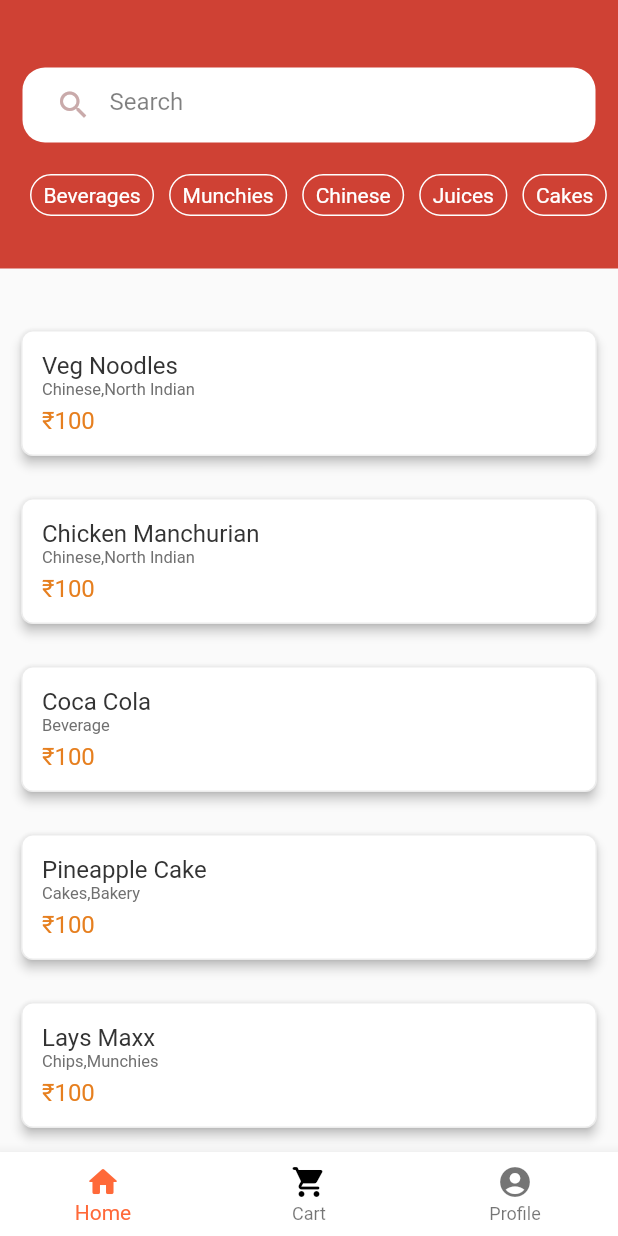
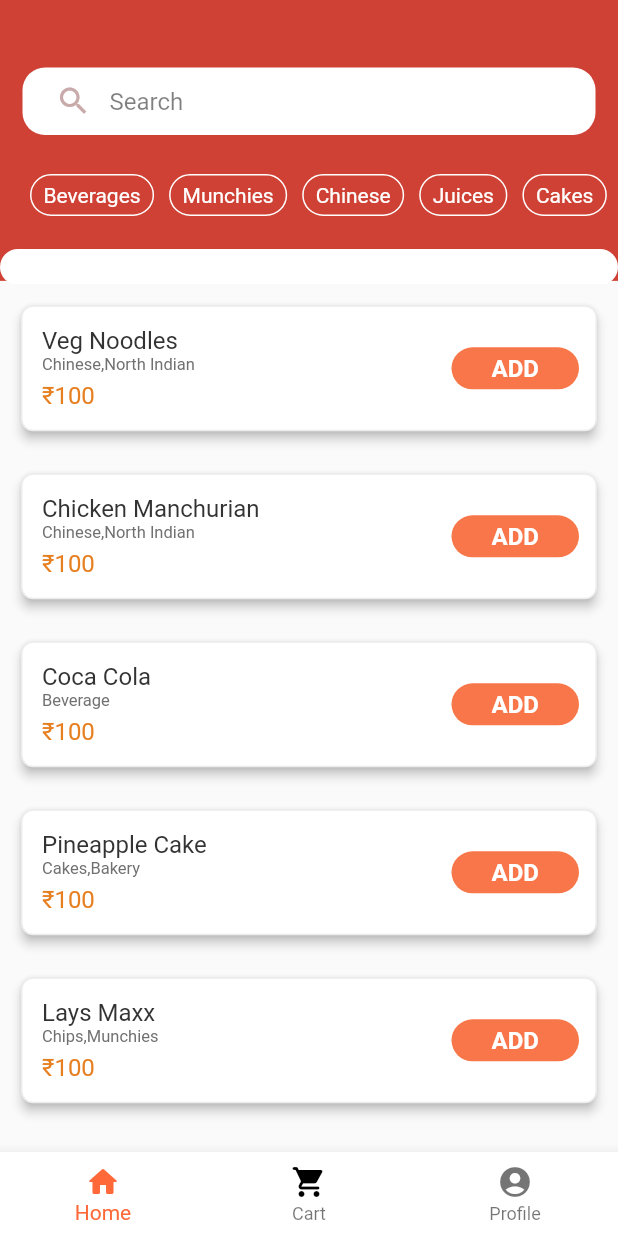
Before and after one commit to architsangal/foodfast, a Flutter app: the MainScreen screen opened directly, on a phone screen of 412 x 824 dp. Run offline on Flutter 3.47's test engine with Material 2 defaults, Android fonts, the phone set to English and light mode, and no system bars; our stand-ins replace cloud_firestore, email_validator, firebase_auth, firebase_core, toast; accounts and stored records are empty.

Commit message:
built the home and cart pages

```diff
--- a/lib/main.dart
+++ b/lib/main.dart
@@ -19,14 +19,14 @@ class MyApp extends StatelessWidget {
   Widget build(BuildContext context) {
     return MaterialApp(
       debugShowCheckedModeBanner: false,
-      home: Home(),
+      home: App(),
     );
   }
 }
 
-class Home extends StatelessWidget {
+class App extends StatelessWidget {
   final Future<FirebaseApp> _initialization = Firebase.initializeApp();
-  Home({Key? key}) : super(key: key);
+  App({Key? key}) : super(key: key);
 
   @override
   Widget build(BuildContext context) {
--- a/lib/header_with_seachbox.dart
+++ b/lib/screens/home/components/header_with_seachbox.dart
@@ -1,6 +1,7 @@
+// ignore_for_file: must_be_immutable, sized_box_for_whitespace
+
 import 'package:flutter/material.dart';
-
-import '../../../constants.dart';
+import 'package:foodfast/screens/constants.dart';
 
 class HeaderWithSearchBox extends StatelessWidget {
   List categories = [
@@ -24,8 +25,9 @@ class HeaderWithSearchBox extends StatelessWidget {
   Widget build(BuildContext context) {
     return Container(
       // It will cover 20% of our total height
-      height: size.height * 0.25,
+      height: size.height * 0.23,
       child: Stack(
+        fit: StackFit.loose,
         children: <Widget>[
           Container(
             padding: const EdgeInsets.only(
@@ -33,7 +35,7 @@ class HeaderWithSearchBox extends StatelessWidget {
               right: kDefaultPadding,
               bottom: 36 + kDefaultPadding,
             ),
-            height: size.height * 0.25 - 27,
+            height: size.height * 0.26 - 27,
             decoration: const BoxDecoration(
               color: Color(0xFFCF4134),
               borderRadius: BorderRadius.only(
@@ -50,7 +52,7 @@ class HeaderWithSearchBox extends StatelessWidget {
               alignment: Alignment.center,
               margin: const EdgeInsets.symmetric(horizontal: 15),
               padding: const EdgeInsets.symmetric(horizontal: 10),
-              height: 50,
+              height: 45,
               decoration: BoxDecoration(
                 color: Colors.white,
                 borderRadius: BorderRadius.circular(15),
@@ -97,7 +99,7 @@ class HeaderWithSearchBox extends StatelessWidget {
                   itemBuilder: (context, index) {
                     return InkWell(
                       onTap: () {
-                            print(categories[index]);
+                        // print(categories[index]);
                       },
                       child: Container(
                         padding: const EdgeInsets.symmetric(
@@ -121,7 +123,20 @@ class HeaderWithSearchBox extends StatelessWidget {
                         ),
                       ),
                     );
-                      }))),
+                  }),
+            ),
+          ),
+          Positioned(
+            top: 166,
+            child: Container(
+              width: MediaQuery.of(context).size.width,
+              height: 24,
+              decoration: BoxDecoration(
+                color: Colors.white,
+                borderRadius: BorderRadius.circular(30),
+              ),
+            ),
+          )
         ],
       ),
     );
--- /dev/null
+++ b/lib/screens/home/components/home.dart
@@ -0,0 +1,180 @@
+// ignore_for_file: sort_child_properties_last, unused_import, import_of_legacy_library_into_null_safe
+
+import 'package:cloud_firestore/cloud_firestore.dart';
+import 'package:flutter/material.dart';
+
+import 'header_with_seachbox.dart';
+
+class Product {
+  String name;
+  String category;
+
+  Product({required this.name, required this.category});
+}
+
+class Home extends StatefulWidget {
+  const Home({Key? key}) : super(key: key);
+
+  @override
+  State<StatefulWidget> createState() {
+    return _HomeState();
+  }
+}
+
+class _HomeState extends State<Home> {
+  int numberOfItems = 0;
+  List<Product> items = [
+    Product(name: 'Veg Noodles', category: "Chinese,North Indian"),
+    Product(name: 'Chicken Manchurian', category: "Chinese,North Indian"),
+    Product(name: 'Coca Cola', category: "Beverage"),
+    Product(name: 'Pineapple Cake', category: "Cakes,Bakery"),
+    Product(name: 'Lays Maxx', category: "Chips,Munchies")
+  ];
+
+  Widget personDetailCard(Product p) {
+    return Padding(
+      padding: const EdgeInsets.all(10.0),
+      child: Card(
+        color: Colors.white,
+        elevation: 3,
+        shape: RoundedRectangleBorder(
+          borderRadius: BorderRadius.circular(8),
+          side: BorderSide(
+            color: Colors.grey.withOpacity(0.2),
+            width: 1,
+          ),
+        ),
+        shadowColor: Colors.black,
+        child: Padding(
+          padding: const EdgeInsets.all(12),
+          child: Row(
+            children: <Widget>[
+              Padding(
+                  padding: const EdgeInsets.all(2),
+                  child: Column(
+                    crossAxisAlignment: CrossAxisAlignment.start,
+                    children: <Widget>[
+                      Text(
+                        p.name,
+                        style: const TextStyle(
+                            color: Color(0xFF333333), fontSize: 16),
+                      ),
+                      Text(
+                        p.category,
+                        style: const TextStyle(
+                            color: Color(0xFF707070), fontSize: 11),
+                      ),
+                      const SizedBox(
+                        height: 5,
+                      ),
+                      const Text(
+                        "₹100",
+                        style:
+                            TextStyle(color: Color(0xFFE67F1F), fontSize: 16),
+                      )
+                    ],
+                  )),
+              const Spacer(),
+              // The Below container widget is the "COUNTER WIDGET"..
+              Container(
+                height: 28,
+                width: 85,
+                padding: const EdgeInsets.fromLTRB(3, 3, 3, 3),
+                decoration: BoxDecoration(
+                    borderRadius: BorderRadius.circular(18),
+                    color: const Color(0xFFF8774A)),
+                child: numberOfItems > 0
+                    ? Row(
+                        mainAxisAlignment: MainAxisAlignment
+                            .spaceAround, // use whichever suits your need
+
+                        children: [
+                          InkWell(
+                              onTap: () {
+                                setState(() {
+                                  numberOfItems--;
+                                });
+                              },
+                              child: const Icon(
+                                Icons.remove,
+                                color: Colors.white,
+                                size: 17,
+                              )),
+                          //  SizedBox(width: 17),
+                          Text(
+                            '$numberOfItems',
+                            style: const TextStyle(
+                                color: Colors.white, fontSize: 17),
+                          ),
+                          //  SizedBox(width: 17),
+                          InkWell(
+                              onTap: () {
+                                setState(() {
+                                  numberOfItems++;
+                                });
+                              },
+                              child: const Icon(
+                                Icons.add,
+                                color: Colors.white,
+                                size: 17,
+                              )),
+                        ],
+                      )
+                    : TextButton(
+                        onPressed: () {
+                          setState(() {
+                            numberOfItems++;
+                          });
+                        },
+                        child: const Text("ADD",
+                            style: TextStyle(
+                              fontSize: 16,
+                              color: Colors.white,
+                              fontWeight: FontWeight.bold,
+                            )),
+                        style: ButtonStyle(
+                          shadowColor:
+                              MaterialStateProperty.all<Color>(Colors.black),
+                          padding: MaterialStateProperty.all(
+                              const EdgeInsets.symmetric(
+                            vertical: 2,
+                          )),
+                          backgroundColor: MaterialStateProperty.all<Color>(
+                              const Color(0xFFF9764A)),
+                          shape:
+                              MaterialStateProperty.all<RoundedRectangleBorder>(
+                            RoundedRectangleBorder(
+                              borderRadius: BorderRadius.circular(18.0),
+                            ),
+                          ),
+                        ),
+                      ),
+              ),
+            ],
+          ),
+        ),
+      ),
+    );
+  }
+
+  @override
+  Widget build(BuildContext context) {
+    // It will provie us total height  and width of our screen
+    Size size = MediaQuery.of(context).size;
+    // it enable scrolling on small device
+    return Scaffold(
+      body: SingleChildScrollView(
+        child: Column(
+          crossAxisAlignment: CrossAxisAlignment.start,
+          children: <Widget>[
+            HeaderWithSearchBox(size: size),
+            Column(
+                children: items.map((p) {
+              return personDetailCard(p);
+            }).toList()),
+          ],
+        ),
+      ),
+    );
+  }
+}
--- a/lib/screens/home/home.dart
+++ /dev/null
@@ -1,101 +0,0 @@
-// ignore: import_of_legacy_library_into_null_safe
-import 'package:cloud_firestore/cloud_firestore.dart';
-import 'package:flutter/material.dart';
-
-import '../../header_with_seachbox.dart';
-
-class Product {
-  String name;
-  String category;
-
-  Product({required this.name, required this.category});
-}
-
-class Home extends StatefulWidget {
-  const Home({Key? key}) : super(key: key);
-
-  @override
-  State<StatefulWidget> createState() {
-    return _HomeState();
-  }
-}
-
-class _HomeState extends State<Home> {
-  List<Product> items = [
-    Product(name: 'Veg Noodles', category: "Chinese,North Indian"),
-    Product(name: 'Chicken Manchurian', category: "Chinese,North Indian"),
-    Product(name: 'Coca Cola', category: "Beverage"),
-    Product(name: 'Pineapple Cake', category: "Cakes,Bakery"),
-    Product(name: 'Lays Maxx', category: "Chips,Munchies")
-  ];
-  Widget personDetailCard(Product p) {
-    return Padding(
-      padding: const EdgeInsets.all(10.0),
-      child: Card(
-        color: Colors.white,
-        elevation: 3,
-        shape: RoundedRectangleBorder(
-          borderRadius: BorderRadius.circular(8),
-          side: BorderSide(
-            color: Colors.grey.withOpacity(0.2),
-            width: 1,
-          ),
-        ),
-        shadowColor: Colors.black,
-        child: Padding(
-          padding: const EdgeInsets.all(12),
-          child: Row(
-            children: <Widget>[
-              Padding(
-                  padding: const EdgeInsets.all(2),
-                  child: Column(
-                    crossAxisAlignment: CrossAxisAlignment.start,
-                    children: <Widget>[
-                      Text(
-                        p.name,
-                        style:
-                            TextStyle(color: Color(0xFF333333), fontSize: 16),
-                      ),
-                      Text(
-                        p.category,
-                        style:
-                            TextStyle(color: Color(0xFF707070), fontSize: 11),
-                      ),
-                      SizedBox(
-                        height: 5,
-                      ),
-                      const Text(
-                        "₹100",
-                        style:
-                            TextStyle(color: Color(0xFFE67F1F), fontSize: 16),
-                      )
-                    ],
-                  )),
-            ],
-          ),
-        ),
-      ),
-    );
-  }
-
-  @override
-  Widget build(BuildContext context) {
-    // It will provie us total height  and width of our screen
-    Size size = MediaQuery.of(context).size;
-    // it enable scrolling on small device
-    return Scaffold(
-      body: SingleChildScrollView(
-        child: Column(
-          crossAxisAlignment: CrossAxisAlignment.start,
-          children: <Widget>[
-            HeaderWithSearchBox(size: size),
-            Column(
-                children: items.map((p) {
-              return personDetailCard(p);
-            }).toList()),
-          ],
-        ),
-      ),
-    );
-  }
-}
--- a/lib/screens/main_screen.dart
+++ b/lib/screens/home/main_screen.dart
@@ -1,8 +1,8 @@
 // ignore_for_file: deprecated_member_use, unnecessary_new, prefer_const_constructors, prefer_const_literals_to_create_immutables
 
 import 'package:flutter/material.dart';
-import 'package:foodfast/header_with_seachbox.dart';
-import 'package:foodfast/screens/home/home.dart';
+import 'package:foodfast/screens/Cart/cart_page.dart';
+import 'package:foodfast/screens/home/components/home.dart';
 
 class MainScreen extends StatefulWidget {
   const MainScreen({Key? key}) : super(key: key);
@@ -14,14 +14,12 @@ class MainScreen extends StatefulWidget {
 
 class _Mainwindowstate extends State<MainScreen> {
   int _selectedIndex = 0;
-  static const TextStyle optionStyle =
-      TextStyle(fontSize: 30, fontWeight: FontWeight.bold);
 
-  PageController _pageController = PageController();
+  final PageController _pageController = PageController();
 
   void onPageChanged(int page) {
     setState(() {
-      this._selectedIndex = page;
+      _selectedIndex = page;
     });
   }
 
@@ -38,7 +36,7 @@ class _Mainwindowstate extends State<MainScreen> {
         // ignore: sort_child_properties_last
         children: <Widget>[
           Home(),
-          // CartScreen(),
+          CartPage(),
           // Profile(),
         ],
         physics: NeverScrollableScrollPhysics(),
```
Also changed, not shown: lib/screens/Cart/cart_page.dart (added, +302 -0 lines), lib/screens/authenticate/sign_in.dart (+8 -7 lines), lib/screens/home/home copy.dart (deleted, +0 -57 lines), assets/Ubuntu.ttf (added), assets/blurred_pizza.png (added), lib/screens/constants.dart (renamed from lib/constants.dart). Lines whose indentation alone changed are shown as unchanged.
